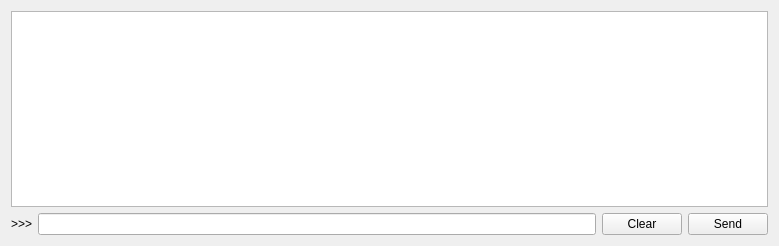
This is frappy/gui/ui/console.ui in SampleEnvironment/frappy as Qt 5 draws it before an edit. The edited form follows.
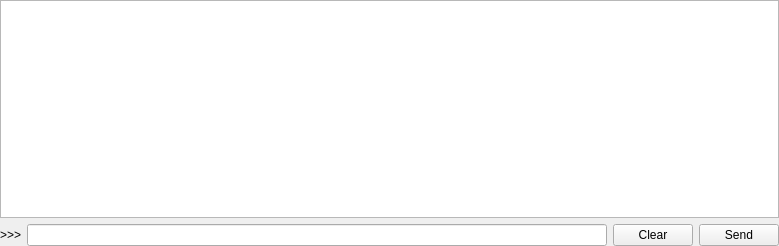
This is the edited form.

Commit message: gui: make spacing more consistent

Patch:
```diff
--- a/frappy/gui/ui/console.ui
+++ b/frappy/gui/ui/console.ui
@@ -20,6 +20,18 @@
    <string>Form</string>
   </property>
   <layout class="QVBoxLayout" name="verticalLayout">
+   <property name="leftMargin">
+    <number>0</number>
+   </property>
+   <property name="topMargin">
+    <number>0</number>
+   </property>
+   <property name="rightMargin">
+    <number>0</number>
+   </property>
+   <property name="bottomMargin">
+    <number>0</number>
+   </property>
    <item>
     <widget class="QTextBrowser" name="logTextBrowser">
      <property name="sizePolicy">
@@ -44,25 +56,25 @@
     </widget>
    </item>
    <item>
-    <layout class="QGridLayout" name="gridLayout">
-     <item row="0" column="2">
-      <widget class="QPushButton" name="clearPushButton">
-       <property name="text">
-        <string>Clear</string>
-       </property>
-      </widget>
-     </item>
-     <item row="0" column="1">
-      <widget class="QLineEdit" name="msgLineEdit"/>
-     </item>
-     <item row="0" column="0">
+    <layout class="QHBoxLayout" name="horizontalLayout">
+     <item>
       <widget class="QLabel" name="label_4">
        <property name="text">
         <string>&gt;&gt;&gt;</string>
        </property>
       </widget>
      </item>
-     <item row="0" column="3">
+     <item>
+      <widget class="QLineEdit" name="msgLineEdit"/>
+     </item>
+     <item>
+      <widget class="QPushButton" name="clearPushButton">
+       <property name="text">
+        <string>Clear</string>
+       </property>
+      </widget>
+     </item>
+     <item>
       <widget class="QPushButton" name="sendPushButton">
        <property name="text">
         <string>Send</string>
```
The commit also changes 3 other files.
